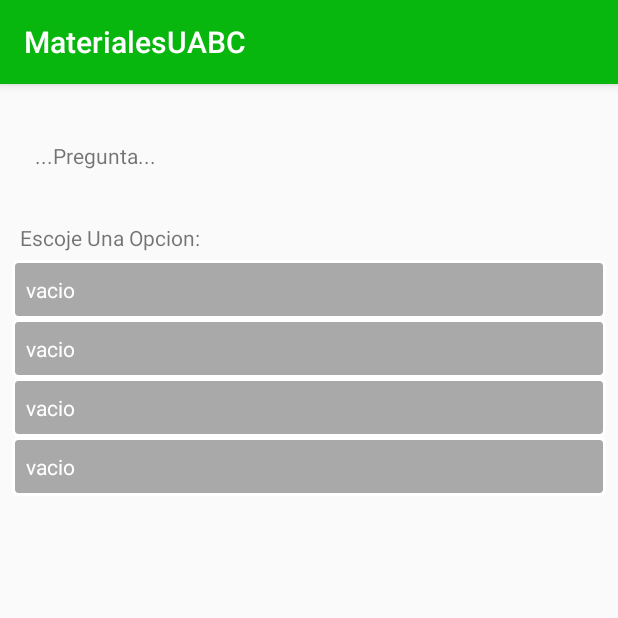
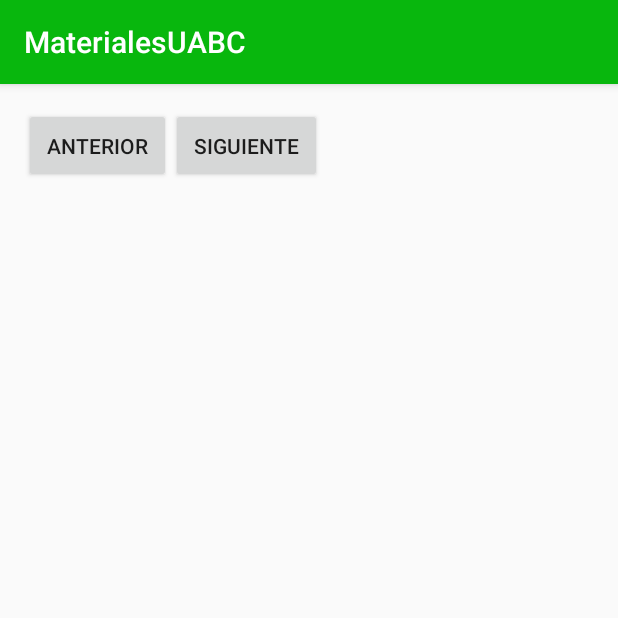
Before and after one commit to mikeIC/MaterialesUABC, an Android app: the TriviaActivity screen opened directly, with no data from a screen before it, on a phone screen of 412 x 824 dp, the top half of it. Run offline under Robolectric (Android 15) with nearby library versions, the phone set to English and light mode, and no system bars.

Commit message:
TriviaUpdate1

```diff
--- a/app/src/main/java/com/example/android/materialesuabc/PerfilFragment.java
+++ b/app/src/main/java/com/example/android/materialesuabc/PerfilFragment.java
@@ -1,9 +1,12 @@
 package com.example.android.materialesuabc;
 
 
+import android.content.Intent;
 import android.os.Bundle;
 import android.app.Fragment;
 import android.view.LayoutInflater;
+import android.view.MenuInflater;
+import android.view.MenuItem;
 import android.view.View;
 import android.view.ViewGroup;
 
@@ -11,7 +14,7 @@
 /**
  * A simple {@link Fragment} subclass.
  */
-public class PerfilFragment extends Fragment {
+public class PerfilFragment extends Fragment{
 
 
     public PerfilFragment() {
--- a/app/src/main/java/com/example/android/materialesuabc/TriviaActivity.java
+++ b/app/src/main/java/com/example/android/materialesuabc/TriviaActivity.java
@@ -1,17 +1,74 @@
 package com.example.android.materialesuabc;
 
+import android.app.Fragment;
+import android.app.FragmentTransaction;
+import android.support.v4.app.FragmentManager;
+import android.support.v4.app.FragmentStatePagerAdapter;
+import android.support.v4.view.PagerAdapter;
+import android.support.v4.view.ViewPager;
 import android.support.v7.app.AppCompatActivity;
 import android.os.Bundle;
+import android.view.View;
+import android.widget.RadioButton;
+import android.widget.Toast;
+
+import java.util.ArrayList;
+import java.util.List;
 
 public class TriviaActivity extends AppCompatActivity {
+
+    private static final int NUM_PAGES = 10;
+    private RadioButton opcion1;
+    private RadioButton opcion2;
+    private RadioButton opcion3;
+    private RadioButton opcion4;
+    private TriviaFragment fragmentPreguntas[];
+    private ViewPager viewPager;
+    private PagerAdapter pagerAdapter;
+    private FragmentManager fm;
+    private FragmentStatePagerAdapter fragmentStatePagerAdapter;
+
 
     @Override
     protected void onCreate(Bundle savedInstanceState) {
         super.onCreate(savedInstanceState);
         setContentView(R.layout.activity_trivia);
+//        Fragment fragment = new TriviaFragment();
+//
+//        fragmentStatePagerAdapter= new FragmentStatePagerAdapter(fm) {
+//            @Override
+//            public int getCount() {
+//                return NUM_PAGES;
+//            }
+//
+//            @Override
+//            public android.support.v4.app.Fragment getItem(int position) {
+//                return new TriviaFragment();
+//            }
+//        };
 
 
     }
 
+    public void btnClickTrivia(View view) {
+        Toast.makeText(TriviaActivity.this, "click happened here", Toast.LENGTH_SHORT).show();
+
+    }
+
+
+    public void changeFragment(Fragment fragment) {
+        FragmentTransaction ft = getFragmentManager().beginTransaction();
+        ft.replace(R.id.pregunta_frame_layout, fragment, "visible_fragment");
+        ft.addToBackStack(null);
+        ft.setTransition(FragmentTransaction.TRANSIT_FRAGMENT_FADE);
+        ft.commit();
+    }
+//    private List<Fragment> getFragments(){
+//        List<Fragment> fList = new ArrayList<Fragment>();
+//        fList.add(TriviaFragment.newInstance());
+//        fList.add(TriviaFragment.newInstance());
+//        fList.add(TriviaFragment.newInstance());
+//        return fList;
+//     }
 
 }
--- a/app/src/main/res/layout/activity_trivia.xml
+++ b/app/src/main/res/layout/activity_trivia.xml
@@ -1,13 +1,56 @@
 <?xml version="1.0" encoding="utf-8"?>
-<fragment xmlns:android="http://schemas.android.com/apk/res/android"
+<LinearLayout xmlns:android="http://schemas.android.com/apk/res/android"
     xmlns:tools="http://schemas.android.com/tools"
-    class="com.example.android.materialesuabc.TriviaFragment"
     android:layout_width="match_parent"
     android:layout_height="match_parent"
     android:paddingBottom="@dimen/activity_vertical_margin"
     android:paddingLeft="@dimen/activity_horizontal_margin"
     android:paddingRight="@dimen/activity_horizontal_margin"
     android:paddingTop="@dimen/activity_vertical_margin"
+    android:orientation="vertical"
     tools:context="com.example.android.materialesuabc.TriviaActivity">
 
-</fragment>
+    <FrameLayout
+        android:id="@+id/pregunta_frame_layout"
+        android:layout_width="match_parent"
+        android:layout_height="wrap_content">
+
+    </FrameLayout>
+    <!--<android.support.v4.view.ViewPager-->
+        <!--android:id="@+id/viewpagerPregunta"-->
+        <!--android:layout_width="match_parent"-->
+        <!--android:layout_height="wrap_content"></android.support.v4.view.ViewPager>-->
+
+
+    <LinearLayout
+        android:layout_width="match_parent"
+        android:layout_height="wrap_content"
+        android:orientation="horizontal"
+        >
+        <Button
+            android:id="@+id/lastFragment"
+            android:layout_width="wrap_content"
+            android:layout_height="wrap_content"
+            android:layout_gravity="center_horizontal"
+            android:onClick="btnClickTrivia"
+            android:padding="15dp"
+            android:text="Anterior"
+            />
+        <Button
+            android:id="@+id/nextFragment"
+            android:layout_width="wrap_content"
+            android:layout_height="wrap_content"
+            android:layout_gravity="center_horizontal"
+            android:padding="15dp"
+            android:onClick="btnClickTrivia"
+
+            android:text="@string/siguiente"
+            />
+
+
+
+    </LinearLayout>
+
+
+
+</LinearLayout>
--- a/app/src/main/res/layout/custom_spinner_dropdwon_item.xml
+++ b/app/src/main/res/layout/custom_spinner_dropdwon_item.xml
@@ -4,6 +4,7 @@
     android:singleLine="true"
     android:layout_width="match_parent"
     android:layout_height="60dp"
+    android:layout_gravity="center_horizontal|center_vertical"
     android:ellipsize="marquee"/>
 
     <!--style="?android:attr/spinnerDropDownItemStyle"-->
--- a/app/src/main/res/layout/custom_spinner_item.xml
+++ b/app/src/main/res/layout/custom_spinner_item.xml
@@ -2,9 +2,8 @@
 
 <TextView android:layout_width="wrap_content"
     android:layout_height="wrap_content"
-    android:textColor="@color/Gold"
+    android:textColor="@color/Green3"
     android:layout_gravity="right"
     android:textSize="25dp"
     android:textStyle="italic"
-    android:background="@color/Green"
     xmlns:android="http://schemas.android.com/apk/res/android" />
--- a/app/src/main/res/layout/fragment_perfil.xml
+++ b/app/src/main/res/layout/fragment_perfil.xml
@@ -16,7 +16,6 @@
             android:orientation="vertical"
             >
                 <ImageView
-
                     android:id="@+id/imagen_perfil"
                     android:layout_width="wrap_content"
                     android:layout_height="wrap_content"
--- a/app/src/main/res/values/colors.xml
+++ b/app/src/main/res/values/colors.xml
@@ -5,6 +5,7 @@
     <color name="colorAccent">#292828</color>
     <color name="Green">#7bc77c</color>
     <color name="Green2">#08b70d</color>
+    <color name="Green3">#004e02</color>
     <color name="Red">#e90606</color>
     <color name="Blue">#0a39d4</color>
     <color name="White">#ffffff</color>
--- a/app/src/main/res/values/strings.xml
+++ b/app/src/main/res/values/strings.xml
@@ -46,4 +46,6 @@
     <string name="unidad">Unidad:</string>
     <string name="perfil_editar">Editar Perfil</string>
     <string name="trivia">Trivia</string>
+    <string name="ver_respuesta">Ver Respuesta</string>
+    <string name="siguiente">Siguiente</string>
 </resources>
```
Also changed, not shown: app/src/main/java/com/example/android/materialesuabc/HomeFragment.java (+21 -7 lines), app/src/main/java/com/example/android/materialesuabc/MainActivity.java (+27 -47 lines), app/src/main/java/com/example/android/materialesuabc/MaterialesUABCDatabaseHelper.java (+33 -7 lines), app/src/main/java/com/example/android/materialesuabc/TriviaFragment.java (+14 -3 lines), app/src/main/res/layout/fragment_trivia.xml (+21 -1 lines), 1 other file.
